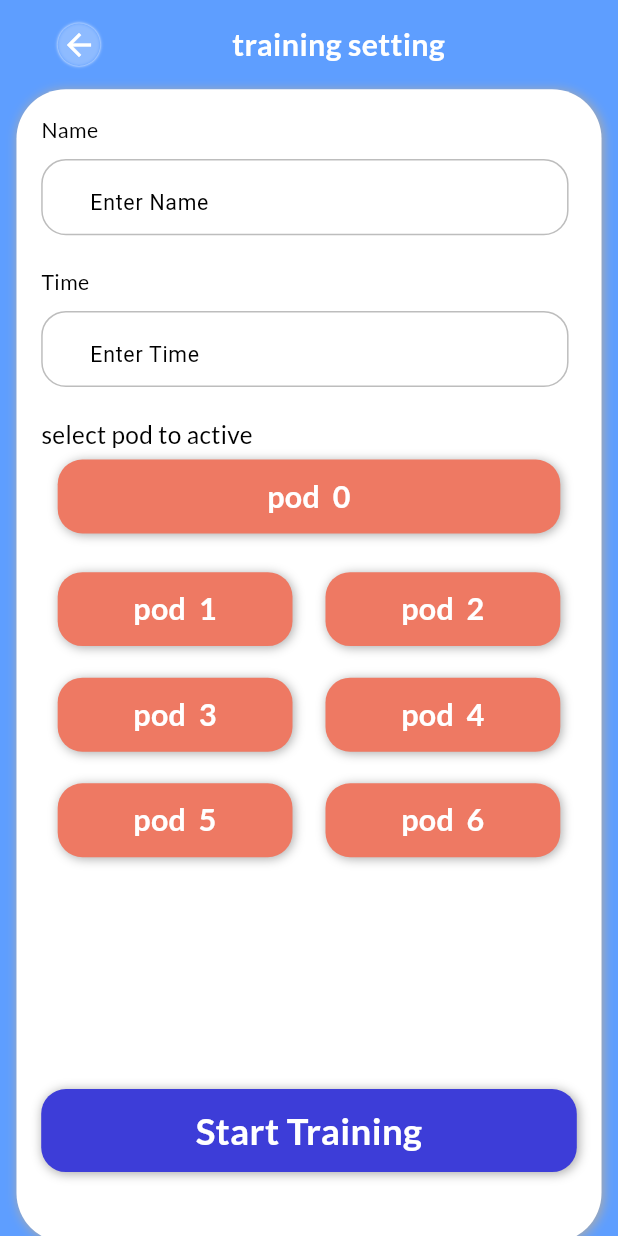
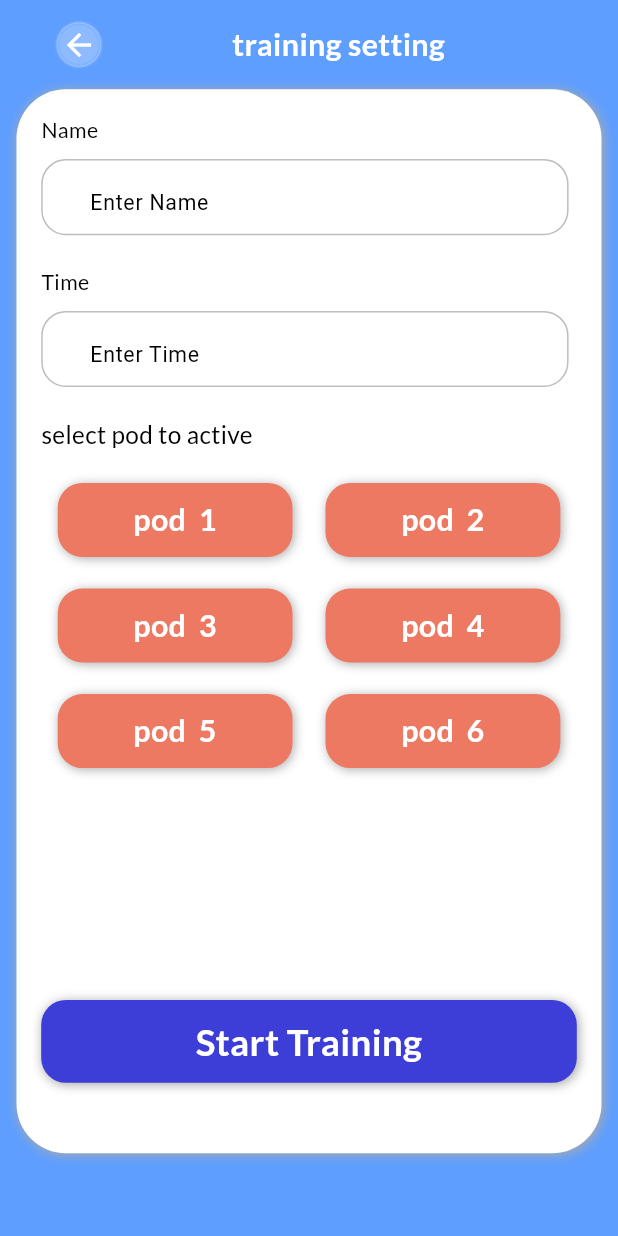
Before and after one commit to FalconCodeM/flash-trainer-githup.io, a Flutter app: the TrainingView screen opened by its route, on a phone screen of 412 x 824 dp. Run offline on Flutter 3.47's test engine with Material 3 defaults, Android fonts, the phone set to English and light mode, and no system bars; our stand-ins replace equatable, flutter_blue_plus, flutter_screenutil, fluttertoast, get, get_storage and 1 more; accounts and stored records are empty.

Commit message:
first commit

```diff
--- a/lib/app/modules/training/views/training_view.dart
+++ b/lib/app/modules/training/views/training_view.dart
@@ -53,13 +53,13 @@ class TrainingView extends GetView<TrainingController> {
                     text: AppStrings.activePods,
                     fontSize: 16,
                   ),
-                  Obx(
-                    () => PodButton(
-                      onTap: () => controller.selectPod(0),
-                      count: 0,
-                      background: controller.podIsActive(0),
-                    ),
-                  ),
+                  // Obx(
+                  //   () => PodButton(
+                  //     onTap: () => controller.selectPod(0),
+                  //     count: 0,
+                  //     background: controller.podIsActive(0),
+                  //   ),
+                  // ),
                   Container(
                     height: 300.h,
                     margin: EdgeInsets.symmetric(vertical: 10.h),
```
